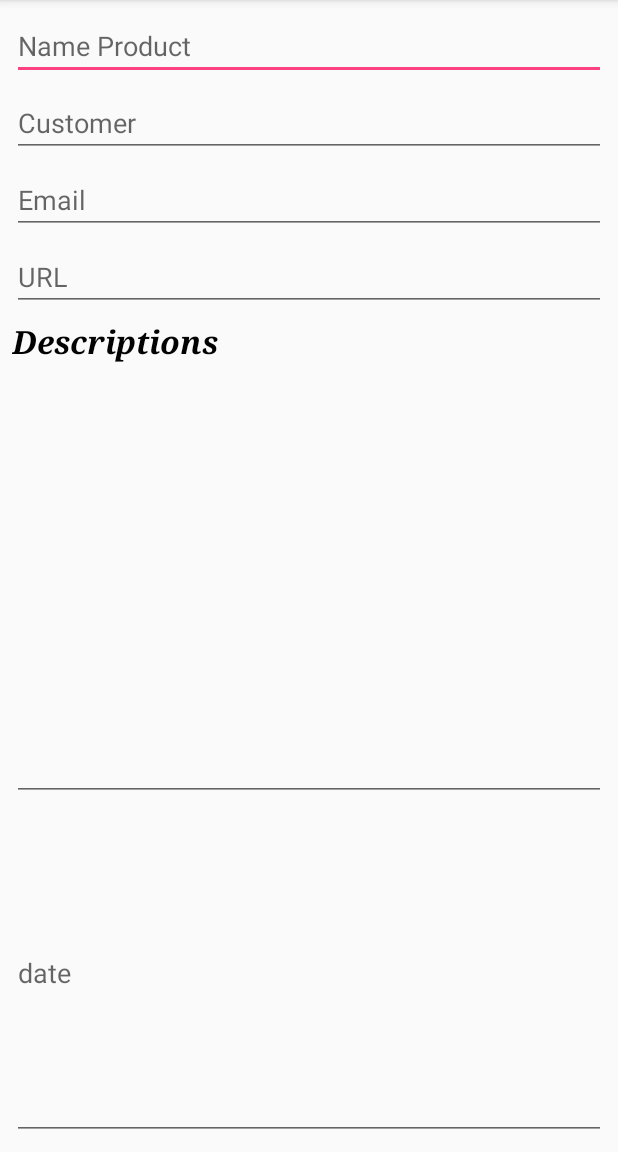
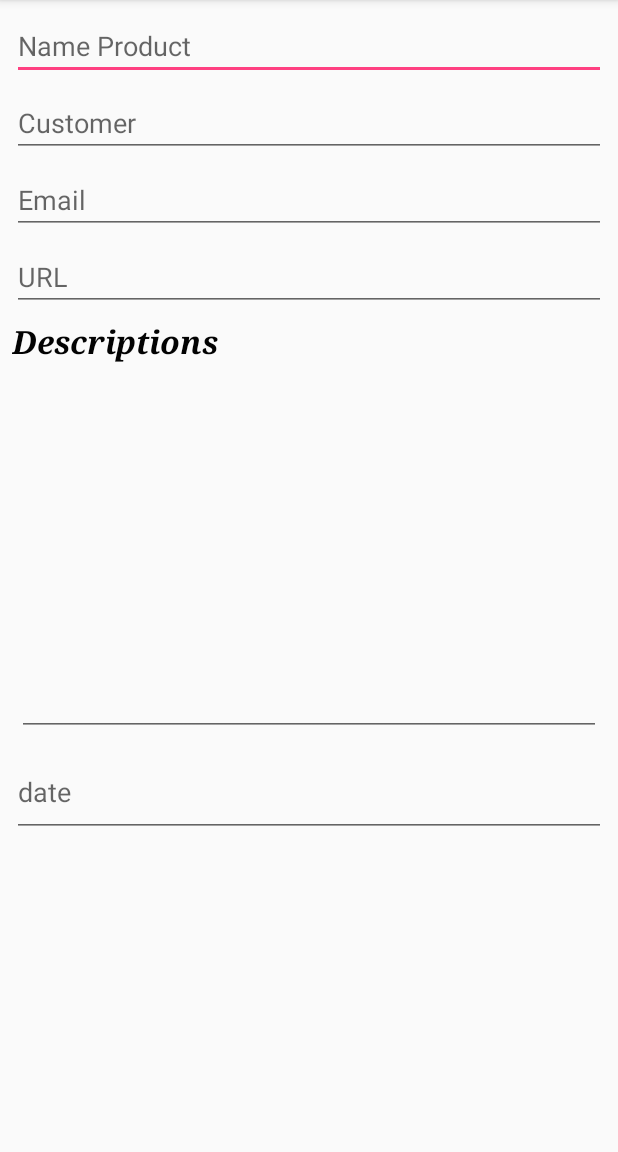
Before and after one commit to kirill9875/Project-OneIce, an Android app: the NewProduct screen opened directly, with no data from a screen before it, on a phone screen of 412 x 824 dp, the part 84-1236 px from its top. Run offline under Robolectric (Android 15) with nearby library versions, the phone set to English and light mode, and no system bars.

Commit message:
UI Menu_mainAct

```diff
--- a/app/build.gradle
+++ b/app/build.gradle
@@ -11,6 +11,7 @@ android {
         targetSdkVersion 28
         versionCode 1
         versionName "0.0.6-ALPHA"
+        vectorDrawables.useSupportLibrary = true
     }
     buildTypes {
         release {
--- a/app/src/main/AndroidManifest.xml
+++ b/app/src/main/AndroidManifest.xml
@@ -13,7 +13,10 @@
         android:supportsRtl="true"
         android:theme="@style/AppTheme">
         <activity android:name=".ProductDetailsActivity"></activity>
-        <activity android:name=".madels.NewProduct" />
+        <activity
+            android:name=".madels.NewProduct">
+            <!--android:theme="@android:style/Theme.Black.NoTitleBar.Fullscreen">-->
+        </activity>
         <activity
             android:name=".MainActivity"
             android:label="@string/app_name"
--- a/app/src/main/java/com/edwardvanraak/materialbarcodescannerexample/ProductDetailsActivity.java
+++ b/app/src/main/java/com/edwardvanraak/materialbarcodescannerexample/ProductDetailsActivity.java
@@ -52,16 +52,16 @@ public class ProductDetailsActivity extends AppCompatActivity {
         description = getIntent().getStringExtra("description");
         customer = getIntent().getStringExtra("customer");
 
-        mTitle_editText = (EditText) findViewById(R.id.title_editText);
+        mTitle_editText = (EditText) findViewById(R.id.title_editText1);
         mTitle_editText.setText(title);
 
 
         mCustomer_editText = (EditText) findViewById(R.id.customer_editText);
         mCustomer_editText.setText(customer);
-        mDate_editText = (EditText) findViewById(R.id.date_editText);
+        mDate_editText = (EditText) findViewById(R.id.date_editText1);
         mDate_editText.setText(date);
 
-        mDescriptor_editText = ( EditText) findViewById(R.id.decription_editText);
+        mDescriptor_editText = ( EditText) findViewById(R.id.decription_editText1);
         mDescriptor_editText.setText(description);
 
         mUpdate_btn = (Button) findViewById(R.id.update_btn);
--- a/app/src/main/java/com/edwardvanraak/materialbarcodescannerexample/madels/NewProduct.java
+++ b/app/src/main/java/com/edwardvanraak/materialbarcodescannerexample/madels/NewProduct.java
@@ -22,9 +22,14 @@ public class NewProduct extends AppCompatActivity {
 
 
     private EditText mCustomer_editText;
-    private EditText mDescriptor_editText;
     private EditText mTitle_editText;
     private EditText mDate_editText;
+    private EditText mEmails_editTxt;
+    private EditText mURL_editTxt;
+    private TextView mDescriptions_TxtView;
+    private EditText mDescriptor_editText;
+
+
     private Button mAdd_btn;
     private Button mBack_btn;
 
@@ -46,64 +51,70 @@ public class NewProduct extends AppCompatActivity {
         description = getIntent().getStringExtra("description");
         customer = getIntent().getStringExtra("customer");
 
-        mTitle_editText = (EditText) findViewById(R.id.title_editText);
+        //Name product
+        mTitle_editText = (EditText) findViewById(R.id.title_editTxt);
         mTitle_editText.setText(title);
+        //Customer
+        mCustomer_editText = (EditText) findViewById(R.id.customer_editText);
+        mCustomer_editText.setText(customer);
 
+        mEmails_editTxt= ( EditText) findViewById(R.id.email_editText);
 
-        mCustomer_editText = (EditText) findViewById(R.id.customer_editText);
-        mCustomer_editText.setText(key);
+        mURL_editTxt= ( EditText) findViewById(R.id.url_editText);
 
-        mDate_editText = (EditText) findViewById(R.id.date_editText);
-        mDescriptor_editText = ( EditText) findViewById(R.id.decription_editText);
+        mDescriptions_TxtView = (TextView)findViewById(R.id.descriptions_txtView);
+        mDescriptor_editText = ( EditText) findViewById(R.id.descriptions_editText);
+
+        mDate_editText = (EditText) findViewById(R.id.date_editTxt);
 
         mAdd_btn = (Button) findViewById(R.id.update_btn);
         mBack_btn = (Button) findViewById(R.id.btn_back);
 
-        mAdd_btn.setOnClickListener(new View.OnClickListener() {
-            @Override
-            public void onClick(View v) {
-                Product product = new Product();
-                product.setCustomer(mCustomer_editText.getText().toString());
-                product.setDate(mDate_editText.getText().toString());
-                product.setDescription(mDescriptor_editText.getText().toString());
-                product.setTitle(mTitle_editText.getText().toString());
-
-                new FirebaseDatabaseHelper().addProduct(product, new FirebaseDatabaseHelper.DataStatus() {
-                    @Override
-                    public void DataIsLoaded(List<Product> products, List<String> keys) {
-
-                    }
-
-                    @Override
-                    public void DataIsInserted() {
-
-                        Toast.makeText(NewProduct.this, "Product Added", Toast.LENGTH_LONG).show();
-                        Intent i = new Intent(NewProduct.this, MainActivity.class);
-                        i.setFlags(FLAG_ACTIVITY_CLEAR_TOP);
-                        startActivity(i);
-                    }
-
-                    @Override
-                    public void DataIsUpdated() {
-
-                    }
-
-                    @Override
-                    public void DataIsDeleted() {
-
-                    }
-                });
-            }
-        });
-
-        mBack_btn.setOnClickListener(new View.OnClickListener() {
-            @Override
-            public void onClick(View v) {
-
-                Intent i = new Intent(NewProduct.this, MainActivity.class);
-                i.setFlags(FLAG_ACTIVITY_CLEAR_TOP);
-                startActivity(i);
-            }
-        });
+//        mAdd_btn.setOnClickListener(new View.OnClickListener() {
+//            @Override
+//            public void onClick(View v) {
+//                Product product = new Product();
+//                product.setCustomer(mCustomer_editText.getText().toString());
+//                product.setDate(mDate_editText.getText().toString());
+//                product.setDescription(mDescriptor_editText.getText().toString());
+//                product.setTitle(mTitle_editText.getText().toString());
+//
+//                new FirebaseDatabaseHelper().addProduct(product, new FirebaseDatabaseHelper.DataStatus() {
+//                    @Override
+//                    public void DataIsLoaded(List<Product> products, List<String> keys) {
+//
+//                    }
+//
+//                    @Override
+//                    public void DataIsInserted() {
+//
+//                        Toast.makeText(NewProduct.this, "Product Added", Toast.LENGTH_LONG).show();
+//                        Intent i = new Intent(NewProduct.this, MainActivity.class);
+//                        i.setFlags(FLAG_ACTIVITY_CLEAR_TOP);
+//                        startActivity(i);
+//                    }
+//
+//                    @Override
+//                    public void DataIsUpdated() {
+//
+//                    }
+//
+//                    @Override
+//                    public void DataIsDeleted() {
+//
+//                    }
+//                });
+//            }
+//        });
+//
+//        mBack_btn.setOnClickListener(new View.OnClickListener() {
+//            @Override
+//            public void onClick(View v) {
+//
+//                Intent i = new Intent(NewProduct.this, MainActivity.class);
+//                i.setFlags(FLAG_ACTIVITY_CLEAR_TOP);
+//                startActivity(i);
+//            }
+//        });
     }
 }
--- a/app/src/main/res/layout/activity_new_product.xml
+++ b/app/src/main/res/layout/activity_new_product.xml
@@ -29,12 +29,8 @@
 
             <LinearLayout
                 android:layout_width="match_parent"
-                android:layout_height="529dp"
+                android:layout_height="490dp"
                 android:orientation="horizontal">
-
-                <ScrollView
-                    android:layout_width="match_parent"
-                    android:layout_height="match_parent">
 
                 <LinearLayout
                     android:layout_width="match_parent"
@@ -93,30 +89,31 @@
                     <EditText
                         android:id="@+id/descriptions_editText"
                         android:layout_width="match_parent"
-                            android:layout_height="292dp"
+                        android:layout_height="245dp"
+                        android:layout_margin="3sp"
                         android:ems="10"
                         android:gravity="start|top"
                         android:inputType="textMultiLine"
-                            android:lines="0"
-                            android:minLines="5"
                         android:visibility="visible" />
 
                 </LinearLayout>
-                </ScrollView>
+
             </LinearLayout>
 
             <LinearLayout
                 android:layout_width="match_parent"
                 android:layout_height="match_parent"
+                android:layout_weight="1"
                 android:orientation="vertical">
 
                 <EditText
                     android:id="@+id/date_editTxt"
                     android:layout_width="match_parent"
-                    android:layout_height="match_parent"
+                    android:layout_height="60dp"
                     android:ems="10"
                     android:hint="date"
                     android:inputType="date" />
+
             </LinearLayout>
         </LinearLayout>
 
--- a/app/src/main/res/values/strings.xml
+++ b/app/src/main/res/values/strings.xml
@@ -1,4 +1,5 @@
 <resources>
     <string name="app_name">OneIce</string>
     <string name="action_settings">Settings</string>
+    <string name="new_product">New product</string>
 </resources>
```
Also changed, not shown: app/src/main/java/com/edwardvanraak/materialbarcodescannerexample/MainActivity.java (+8 -3 lines), app/src/main/res/layout/activity_main.xml (+3 -7 lines), app/src/main/res/layout/activity_product_details.xml (+5 -5 lines), app/src/main/res/menu/menu_main.xml (+19 -6 lines), app/src/main/res/values/styles.xml (+8 -0 lines). Lines whose indentation alone changed are shown as unchanged.
